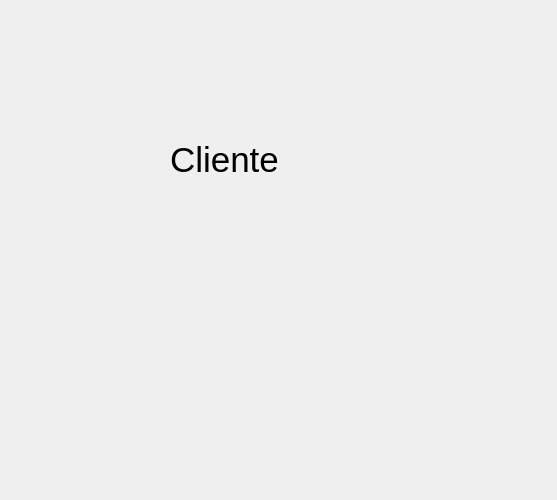
First picture: the form in interfaces/gui/cadastro_cliente.ui, repository alefsanderribeiro/Projeto---Criando-um-Banco, before the edit.
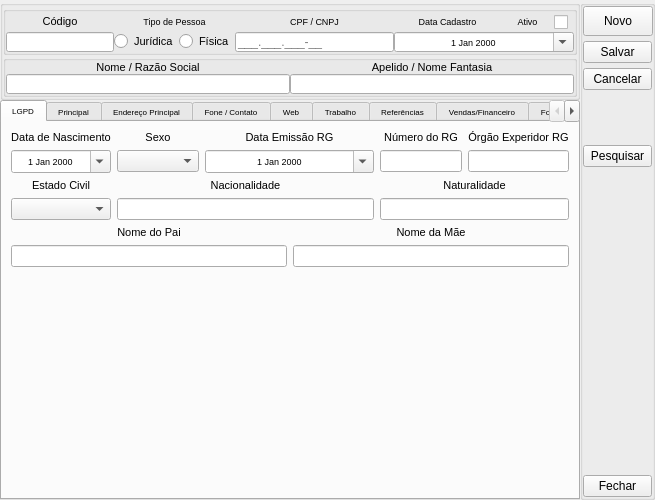
Second picture: the form after the edit.

Commit message: Ajustes na Interface do cadastro usuário

Patch:
```diff
--- a/interfaces/gui/cadastro_cliente.ui
+++ b/interfaces/gui/cadastro_cliente.ui
@@ -6,32 +6,1056 @@
    <rect>
     <x>0</x>
     <y>0</y>
-    <width>557</width>
+    <width>655</width>
     <height>500</height>
    </rect>
   </property>
   <property name="minimumSize">
    <size>
-    <width>500</width>
+    <width>655</width>
     <height>500</height>
    </size>
   </property>
   <property name="windowTitle">
    <string>Form</string>
   </property>
-  <widget class="QLabel" name="label">
-   <property name="geometry">
-    <rect>
-     <x>170</x>
-     <y>50</y>
-     <width>181</width>
-     <height>221</height>
-    </rect>
+  <property name="layoutDirection">
+   <enum>Qt::LeftToRight</enum>
+  </property>
+  <layout class="QGridLayout" name="gridLayout">
+   <property name="leftMargin">
+    <number>0</number>
    </property>
-   <property name="text">
-    <string>&lt;html&gt;&lt;head/&gt;&lt;body&gt;&lt;p&gt;&lt;span style=&quot; font-size:26pt;&quot;&gt;Cliente&lt;/span&gt;&lt;/p&gt;&lt;/body&gt;&lt;/html&gt;</string>
+   <property name="topMargin">
+    <number>0</number>
    </property>
-  </widget>
+   <property name="rightMargin">
+    <number>0</number>
+   </property>
+   <property name="bottomMargin">
+    <number>0</number>
+   </property>
+   <property name="spacing">
+    <number>0</number>
+   </property>
+   <item row="1" column="0" rowspan="2">
+    <widget class="QGroupBox" name="groupBox">
+     <property name="minimumSize">
+      <size>
+       <width>500</width>
+       <height>100</height>
+      </size>
+     </property>
+     <property name="maximumSize">
+      <size>
+       <width>16777215</width>
+       <height>100</height>
+      </size>
+     </property>
+     <property name="title">
+      <string/>
+     </property>
+     <layout class="QVBoxLayout" name="verticalLayout_2" stretch="0,0">
+      <property name="spacing">
+       <number>0</number>
+      </property>
+      <property name="leftMargin">
+       <number>0</number>
+      </property>
+      <property name="topMargin">
+       <number>0</number>
+      </property>
+      <property name="rightMargin">
+       <number>0</number>
+      </property>
+      <property name="bottomMargin">
+       <number>0</number>
+      </property>
+      <item>
+       <widget class="QGroupBox" name="groupBox_2">
+        <layout class="QGridLayout" name="gridLayout_4">
+         <property name="leftMargin">
+          <number>0</number>
+         </property>
+         <property name="topMargin">
+          <number>0</number>
+         </property>
+         <property name="rightMargin">
+          <number>0</number>
+         </property>
+         <property name="bottomMargin">
+          <number>0</number>
+         </property>
+         <property name="spacing">
+          <number>0</number>
+         </property>
+         <item row="1" column="6" colspan="3">
+          <widget class="QLineEdit" name="lineEdit_CPF_ou_CNPJ">
+           <property name="sizePolicy">
+            <sizepolicy hsizetype="Preferred" vsizetype="Fixed">
+             <horstretch>0</horstretch>
+             <verstretch>0</verstretch>
+            </sizepolicy>
+           </property>
+           <property name="minimumSize">
+            <size>
+             <width>0</width>
+             <height>20</height>
+            </size>
+           </property>
+           <property name="inputMask">
+            <string/>
+           </property>
+           <property name="maxLength">
+            <number>32767</number>
+           </property>
+           <property name="placeholderText">
+            <string notr="true">___.___.___-__</string>
+           </property>
+           <property name="cursorMoveStyle">
+            <enum>Qt::LogicalMoveStyle</enum>
+           </property>
+          </widget>
+         </item>
+         <item row="1" column="9" colspan="4">
+          <widget class="QDateEdit" name="dateEdit_cadastro">
+           <property name="sizePolicy">
+            <sizepolicy hsizetype="Preferred" vsizetype="Fixed">
+             <horstretch>0</horstretch>
+             <verstretch>0</verstretch>
+            </sizepolicy>
+           </property>
+           <property name="minimumSize">
+            <size>
+             <width>0</width>
+             <height>20</height>
+            </size>
+           </property>
+           <property name="font">
+            <font>
+             <pointsize>7</pointsize>
+            </font>
+           </property>
+           <property name="wrapping">
+            <bool>false</bool>
+           </property>
+           <property name="alignment">
+            <set>Qt::AlignCenter</set>
+           </property>
+           <property name="readOnly">
+            <bool>false</bool>
+           </property>
+           <property name="accelerated">
+            <bool>false</bool>
+           </property>
+           <property name="time">
+            <time>
+             <hour>0</hour>
+             <minute>0</minute>
+             <second>0</second>
+            </time>
+           </property>
+           <property name="calendarPopup">
+            <bool>true</bool>
+           </property>
+           <property name="date">
+            <date>
+             <year>2000</year>
+             <month>1</month>
+             <day>1</day>
+            </date>
+           </property>
+          </widget>
+         </item>
+         <item row="0" column="1" colspan="2">
+          <widget class="QLabel" name="label_6">
+           <property name="text">
+            <string>&lt;html&gt;&lt;head/&gt;&lt;body&gt;&lt;p&gt;&lt;span style=&quot; font-size:7pt;&quot;&gt;Tipo de Pessoa&lt;/span&gt;&lt;/p&gt;&lt;/body&gt;&lt;/html&gt;</string>
+           </property>
+           <property name="alignment">
+            <set>Qt::AlignCenter</set>
+           </property>
+          </widget>
+         </item>
+         <item row="1" column="0">
+          <widget class="QLineEdit" name="lineEdit_Codigo">
+           <property name="sizePolicy">
+            <sizepolicy hsizetype="Preferred" vsizetype="Fixed">
+             <horstretch>0</horstretch>
+             <verstretch>0</verstretch>
+            </sizepolicy>
+           </property>
+           <property name="minimumSize">
+            <size>
+             <width>0</width>
+             <height>20</height>
+            </size>
+           </property>
+           <property name="text">
+            <string/>
+           </property>
+          </widget>
+         </item>
+         <item row="1" column="1">
+          <widget class="QRadioButton" name="radioButton_Juridico">
+           <property name="font">
+            <font>
+             <pointsize>8</pointsize>
+            </font>
+           </property>
+           <property name="toolTip">
+            <string>&lt;html&gt;&lt;head/&gt;&lt;body&gt;&lt;p&gt;&lt;span style=&quot; font-size:6pt;&quot;&gt;Física&lt;/span&gt;&lt;/p&gt;&lt;/body&gt;&lt;/html&gt;</string>
+           </property>
+           <property name="text">
+            <string>Jurídica</string>
+           </property>
+           <property name="iconSize">
+            <size>
+             <width>10</width>
+             <height>10</height>
+            </size>
+           </property>
+           <property name="checkable">
+            <bool>true</bool>
+           </property>
+           <property name="checked">
+            <bool>false</bool>
+           </property>
+           <property name="autoRepeat">
+            <bool>false</bool>
+           </property>
+           <property name="autoExclusive">
+            <bool>false</bool>
+           </property>
+          </widget>
+         </item>
+         <item row="0" column="0">
+          <widget class="QLabel" name="label_9">
+           <property name="font">
+            <font>
+             <pointsize>8</pointsize>
+            </font>
+           </property>
+           <property name="text">
+            <string>&lt;html&gt;&lt;head/&gt;&lt;body&gt;&lt;p&gt;Código&lt;/p&gt;&lt;/body&gt;&lt;/html&gt;</string>
+           </property>
+           <property name="alignment">
+            <set>Qt::AlignCenter</set>
+           </property>
+          </widget>
+         </item>
+         <item row="1" column="2">
+          <widget class="QRadioButton" name="radioButton_Fisica">
+           <property name="minimumSize">
+            <size>
+             <width>0</width>
+             <height>0</height>
+            </size>
+           </property>
+           <property name="font">
+            <font>
+             <pointsize>8</pointsize>
+            </font>
+           </property>
+           <property name="toolTip">
+            <string>&lt;html&gt;&lt;head/&gt;&lt;body&gt;&lt;p align=&quot;center&quot;&gt;&lt;span style=&quot; font-size:6pt;&quot;&gt;Física&lt;/span&gt;&lt;/p&gt;&lt;/body&gt;&lt;/html&gt;</string>
+           </property>
+           <property name="text">
+            <string>Física</string>
+           </property>
+           <property name="iconSize">
+            <size>
+             <width>10</width>
+             <height>10</height>
+            </size>
+           </property>
+           <property name="checkable">
+            <bool>true</bool>
+           </property>
+           <property name="checked">
+            <bool>false</bool>
+           </property>
+          </widget>
+         </item>
+         <item row="0" column="12">
+          <widget class="QCheckBox" name="checkBox_ativo_ou_inativo">
+           <property name="minimumSize">
+            <size>
+             <width>20</width>
+             <height>20</height>
+            </size>
+           </property>
+           <property name="maximumSize">
+            <size>
+             <width>20</width>
+             <height>20</height>
+            </size>
+           </property>
+           <property name="text">
+            <string/>
+           </property>
+          </widget>
+         </item>
+         <item row="0" column="6" colspan="3">
+          <widget class="QLabel" name="label_CPF_CNPJ">
+           <property name="text">
+            <string>&lt;html&gt;&lt;head/&gt;&lt;body&gt;&lt;p&gt;&lt;span style=&quot; font-size:7pt;&quot;&gt;CPF / CNPJ&lt;/span&gt;&lt;/p&gt;&lt;/body&gt;&lt;/html&gt;</string>
+           </property>
+           <property name="alignment">
+            <set>Qt::AlignCenter</set>
+           </property>
+          </widget>
+         </item>
+         <item row="0" column="11">
+          <widget class="QLabel" name="label_12">
+           <property name="text">
+            <string>&lt;html&gt;&lt;head/&gt;&lt;body&gt;&lt;p&gt;&lt;span style=&quot; font-size:7pt;&quot;&gt;Ativo&lt;/span&gt;&lt;/p&gt;&lt;/body&gt;&lt;/html&gt;</string>
+           </property>
+           <property name="alignment">
+            <set>Qt::AlignCenter</set>
+           </property>
+          </widget>
+         </item>
+         <item row="0" column="9" colspan="2">
+          <widget class="QLabel" name="label_11">
+           <property name="text">
+            <string>&lt;html&gt;&lt;head/&gt;&lt;body&gt;&lt;p&gt;&lt;span style=&quot; font-size:7pt;&quot;&gt;Data Cadastro&lt;/span&gt;&lt;/p&gt;&lt;/body&gt;&lt;/html&gt;</string>
+           </property>
+           <property name="alignment">
+            <set>Qt::AlignCenter</set>
+           </property>
+          </widget>
+         </item>
+        </layout>
+       </widget>
+      </item>
+      <item>
+       <widget class="QGroupBox" name="groupBox_3">
+        <layout class="QGridLayout" name="gridLayout_3">
+         <property name="leftMargin">
+          <number>0</number>
+         </property>
+         <property name="topMargin">
+          <number>0</number>
+         </property>
+         <property name="rightMargin">
+          <number>0</number>
+         </property>
+         <property name="bottomMargin">
+          <number>0</number>
+         </property>
+         <property name="spacing">
+          <number>0</number>
+         </property>
+         <item row="1" column="1">
+          <widget class="QLineEdit" name="lineEdit_Apelido">
+           <property name="minimumSize">
+            <size>
+             <width>0</width>
+             <height>20</height>
+            </size>
+           </property>
+           <property name="text">
+            <string/>
+           </property>
+          </widget>
+         </item>
+         <item row="0" column="1">
+          <widget class="QLabel" name="label_7">
+           <property name="font">
+            <font>
+             <pointsize>8</pointsize>
+            </font>
+           </property>
+           <property name="text">
+            <string>Apelido / Nome Fantasia</string>
+           </property>
+           <property name="alignment">
+            <set>Qt::AlignCenter</set>
+           </property>
+          </widget>
+         </item>
+         <item row="0" column="0">
+          <widget class="QLabel" name="label_8">
+           <property name="font">
+            <font>
+             <pointsize>8</pointsize>
+            </font>
+           </property>
+           <property name="text">
+            <string>Nome / Razão Social</string>
+           </property>
+           <property name="alignment">
+            <set>Qt::AlignCenter</set>
+           </property>
+          </widget>
+         </item>
+         <item row="1" column="0">
+          <widget class="QLineEdit" name="lineEdit_Nome">
+           <property name="minimumSize">
+            <size>
+             <width>0</width>
+             <height>20</height>
+            </size>
+           </property>
+           <property name="text">
+            <string/>
+           </property>
+          </widget>
+         </item>
+        </layout>
+       </widget>
+      </item>
+     </layout>
+    </widget>
+   </item>
+   <item row="0" column="1" rowspan="4">
+    <widget class="QGroupBox" name="groupBox_2">
+     <property name="minimumSize">
+      <size>
+       <width>75</width>
+       <height>478</height>
+      </size>
+     </property>
+     <property name="maximumSize">
+      <size>
+       <width>75</width>
+       <height>16777215</height>
+      </size>
+     </property>
+     <property name="title">
+      <string/>
+     </property>
+     <layout class="QVBoxLayout" name="verticalLayout">
+      <property name="spacing">
+       <number>5</number>
+      </property>
+      <property name="sizeConstraint">
+       <enum>QLayout::SetDefaultConstraint</enum>
+      </property>
+      <property name="leftMargin">
+       <number>0</number>
+      </property>
+      <property name="topMargin">
+       <number>0</number>
+      </property>
+      <property name="rightMargin">
+       <number>0</number>
+      </property>
+      <property name="bottomMargin">
+       <number>0</number>
+      </property>
+      <item>
+       <widget class="QPushButton" name="Button_Novo">
+        <property name="minimumSize">
+         <size>
+          <width>70</width>
+          <height>30</height>
+         </size>
+        </property>
+        <property name="text">
+         <string>Novo</string>
+        </property>
+       </widget>
+      </item>
+      <item>
+       <widget class="QPushButton" name="Button_Salvar">
+        <property name="text">
+         <string>Salvar</string>
+        </property>
+       </widget>
+      </item>
+      <item>
+       <widget class="QPushButton" name="Button_Cancelar">
+        <property name="text">
+         <string>Cancelar</string>
+        </property>
+       </widget>
+      </item>
+      <item>
+       <spacer name="verticalSpacer_2">
+        <property name="orientation">
+         <enum>Qt::Vertical</enum>
+        </property>
+        <property name="sizeType">
+         <enum>QSizePolicy::Minimum</enum>
+        </property>
+        <property name="sizeHint" stdset="0">
+         <size>
+          <width>10</width>
+          <height>50</height>
+         </size>
+        </property>
+       </spacer>
+      </item>
+      <item>
+       <widget class="QPushButton" name="Button_Pesquisar">
+        <property name="text">
+         <string>Pesquisar</string>
+        </property>
+       </widget>
+      </item>
+      <item>
+       <spacer name="verticalSpacer">
+        <property name="orientation">
+         <enum>Qt::Vertical</enum>
+        </property>
+        <property name="sizeHint" stdset="0">
+         <size>
+          <width>20</width>
+          <height>40</height>
+         </size>
+        </property>
+       </spacer>
+      </item>
+      <item>
+       <widget class="QPushButton" name="Button_Fechar">
+        <property name="text">
+         <string>Fechar</string>
+        </property>
+       </widget>
+      </item>
+     </layout>
+    </widget>
+   </item>
+   <item row="3" column="0">
+    <widget class="QTabWidget" name="tabWidget">
+     <property name="enabled">
+      <bool>true</bool>
+     </property>
+     <property name="minimumSize">
+      <size>
+       <width>500</width>
+       <height>0</height>
+      </size>
+     </property>
+     <property name="font">
+      <font>
+       <pointsize>6</pointsize>
+      </font>
+     </property>
+     <property name="mouseTracking">
+      <bool>false</bool>
+     </property>
+     <property name="contextMenuPolicy">
+      <enum>Qt::DefaultContextMenu</enum>
+     </property>
+     <property name="tabPosition">
+      <enum>QTabWidget::North</enum>
+     </property>
+     <property name="tabShape">
+      <enum>QTabWidget::Rounded</enum>
+     </property>
+     <property name="currentIndex">
+      <number>0</number>
+     </property>
+     <property name="iconSize">
+      <size>
+       <width>16</width>
+       <height>16</height>
+      </size>
+     </property>
+     <property name="elideMode">
+      <enum>Qt::ElideNone</enum>
+     </property>
+     <property name="documentMode">
+      <bool>false</bool>
+     </property>
+     <property name="tabsClosable">
+      <bool>false</bool>
+     </property>
+     <property name="movable">
+      <bool>false</bool>
+     </property>
+     <property name="tabBarAutoHide">
+      <bool>false</bool>
+     </property>
+     <widget class="QWidget" name="lgpd">
+      <attribute name="title">
+       <string>LGPD</string>
+      </attribute>
+      <layout class="QGridLayout" name="gridLayout_2">
+       <item row="0" column="0">
+        <widget class="QLabel" name="label_13">
+         <property name="text">
+          <string>&lt;html&gt;&lt;head/&gt;&lt;body&gt;&lt;p&gt;&lt;span style=&quot; font-size:8pt;&quot;&gt;Data de Nascimento&lt;/span&gt;&lt;/p&gt;&lt;/body&gt;&lt;/html&gt;</string>
+         </property>
+         <property name="alignment">
+          <set>Qt::AlignCenter</set>
+         </property>
+        </widget>
+       </item>
+       <item row="0" column="1">
+        <widget class="QLabel" name="label_14">
+         <property name="text">
+          <string>&lt;html&gt;&lt;head/&gt;&lt;body&gt;&lt;p&gt;&lt;span style=&quot; font-size:8pt;&quot;&gt;Sexo&lt;/span&gt;&lt;/p&gt;&lt;/body&gt;&lt;/html&gt;</string>
+         </property>
+         <property name="alignment">
+          <set>Qt::AlignCenter</set>
+         </property>
+        </widget>
+       </item>
+       <item row="0" column="2" colspan="2">
+        <widget class="QLabel" name="label_15">
+         <property name="text">
+          <string>&lt;html&gt;&lt;head/&gt;&lt;body&gt;&lt;p&gt;&lt;span style=&quot; font-size:8pt;&quot;&gt;Data Emissão RG&lt;/span&gt;&lt;/p&gt;&lt;/body&gt;&lt;/html&gt;</string>
+         </property>
+         <property name="alignment">
+          <set>Qt::AlignCenter</set>
+         </property>
+        </widget>
+       </item>
+       <item row="0" column="4">
+        <widget class="QLabel" name="label_16">
+         <property name="text">
+          <string>&lt;html&gt;&lt;head/&gt;&lt;body&gt;&lt;p&gt;&lt;span style=&quot; font-size:8pt;&quot;&gt;Número do RG&lt;/span&gt;&lt;/p&gt;&lt;/body&gt;&lt;/html&gt;</string>
+         </property>
+         <property name="alignment">
+          <set>Qt::AlignCenter</set>
+         </property>
+        </widget>
+       </item>
+       <item row="0" column="5">
+        <widget class="QLabel" name="label_17">
+         <property name="text">
+          <string>&lt;html&gt;&lt;head/&gt;&lt;body&gt;&lt;p&gt;&lt;span style=&quot; font-size:8pt;&quot;&gt;Órgão Experidor RG&lt;/span&gt;&lt;/p&gt;&lt;/body&gt;&lt;/html&gt;</string>
+         </property>
+         <property name="alignment">
+          <set>Qt::AlignCenter</set>
+         </property>
+        </widget>
+       </item>
+       <item row="1" column="0">
+        <widget class="QDateEdit" name="dateEdit_cadastro_2">
+         <property name="sizePolicy">
+          <sizepolicy hsizetype="Preferred" vsizetype="Fixed">
+           <horstretch>0</horstretch>
+           <verstretch>0</verstretch>
+          </sizepolicy>
+         </property>
+         <property name="minimumSize">
+          <size>
+           <width>0</width>
+           <height>20</height>
+          </size>
+         </property>
+         <property name="font">
+          <font>
+           <pointsize>7</pointsize>
+          </font>
+         </property>
+         <property name="wrapping">
+          <bool>false</bool>
+         </property>
+         <property name="alignment">
+          <set>Qt::AlignCenter</set>
+         </property>
+         <property name="readOnly">
+          <bool>false</bool>
+         </property>
+         <property name="accelerated">
+          <bool>false</bool>
+         </property>
+         <property name="time">
+          <time>
+           <hour>0</hour>
+           <minute>0</minute>
+           <second>0</second>
+          </time>
+         </property>
+         <property name="calendarPopup">
+          <bool>true</bool>
+         </property>
+         <property name="date">
+          <date>
+           <year>2000</year>
+           <month>1</month>
+           <day>1</day>
+          </date>
+         </property>
+        </widget>
+       </item>
+       <item row="1" column="1">
+        <widget class="QComboBox" name="comboBox">
+         <property name="minimumSize">
+          <size>
+           <width>0</width>
+           <height>20</height>
+          </size>
+         </property>
+         <property name="currentIndex">
+          <number>0</number>
+         </property>
+         <property name="maxVisibleItems">
+          <number>3</number>
+         </property>
+         <property name="maxCount">
+          <number>3</number>
+         </property>
+         <item>
+          <property name="text">
+           <string/>
+          </property>
+         </item>
+         <item>
+          <property name="text">
+           <string>Masculino</string>
+          </property>
+         </item>
+         <item>
+          <property name="text">
+           <string>Feminino</string>
+          </property>
+         </item>
+        </widget>
+       </item>
+       <item row="1" column="2" colspan="2">
+        <widget class="QDateEdit" name="dateEdit_cadastro_4">
+         <property name="sizePolicy">
+          <sizepolicy hsizetype="Preferred" vsizetype="Fixed">
+           <horstretch>0</horstretch>
+           <verstretch>0</verstretch>
+          </sizepolicy>
+         </property>
+         <property name="minimumSize">
+          <size>
+           <width>0</width>
+           <height>20</height>
+          </size>
+         </property>
+         <property name="font">
+          <font>
+           <pointsize>7</pointsize>
+          </font>
+         </property>
+         <property name="wrapping">
+          <bool>false</bool>
+         </property>
+         <property name="alignment">
+          <set>Qt::AlignCenter</set>
+         </property>
+         <property name="readOnly">
+          <bool>false</bool>
+         </property>
+         <property name="accelerated">
+          <bool>false</bool>
+         </property>
+         <property name="time">
+          <time>
+           <hour>0</hour>
+           <minute>0</minute>
+           <second>0</second>
+          </time>
+         </property>
+         <property name="calendarPopup">
+          <bool>true</bool>
+         </property>
+         <property name="date">
+          <date>
+           <year>2000</year>
+           <month>1</month>
+           <day>1</day>
+          </date>
+         </property>
+        </widget>
+       </item>
+       <item row="1" column="4">
+        <widget class="QLineEdit" name="lineEdit_Codigo_2">
+         <property name="sizePolicy">
+          <sizepolicy hsizetype="Preferred" vsizetype="Fixed">
+           <horstretch>0</horstretch>
+           <verstretch>0</verstretch>
+          </sizepolicy>
+         </property>
+         <property name="minimumSize">
+          <size>
+           <width>0</width>
+           <height>20</height>
+          </size>
+         </property>
+         <property name="text">
+          <string/>
+         </property>
+         <property name="maxLength">
+          <number>10</number>
+         </property>
+        </widget>
+       </item>
+       <item row="1" column="5">
+        <widget class="QLineEdit" name="lineEdit_Codigo_3">
+         <property name="sizePolicy">
+          <sizepolicy hsizetype="Preferred" vsizetype="Fixed">
+           <horstretch>0</horstretch>
+           <verstretch>0</verstretch>
+          </sizepolicy>
+         </property>
+         <property name="minimumSize">
+          <size>
+           <width>0</width>
+           <height>20</height>
+          </size>
+         </property>
+         <property name="text">
+          <string/>
+         </property>
+         <property name="maxLength">
+          <number>10</number>
+         </property>
+        </widget>
+       </item>
+       <item row="2" column="0">
+        <widget class="QLabel" name="label_23">
+         <property name="text">
+          <string>&lt;html&gt;&lt;head/&gt;&lt;body&gt;&lt;p&gt;&lt;span style=&quot; font-size:8pt;&quot;&gt;Estado Civil&lt;/span&gt;&lt;/p&gt;&lt;/body&gt;&lt;/html&gt;</string>
+         </property>
+         <property name="alignment">
+          <set>Qt::AlignCenter</set>
+         </property>
+        </widget>
+       </item>
+       <item row="3" column="0">
+        <widget class="QComboBox" name="comboBox_3">
+         <property name="minimumSize">
+          <size>
+           <width>0</width>
+           <height>20</height>
+          </size>
+         </property>
+         <property name="currentIndex">
+          <number>0</number>
+         </property>
+         <property name="maxVisibleItems">
+          <number>10</number>
+         </property>
+         <property name="maxCount">
+          <number>10</number>
+         </property>
+         <item>
+          <property name="text">
+           <string/>
+          </property>
+         </item>
+         <item>
+          <property name="text">
+           <string>Casado</string>
+          </property>
+         </item>
+         <item>
+          <property name="text">
+           <string>Viúvo</string>
+          </property>
+         </item>
+         <item>
+          <property name="text">
+           <string>Solteiro</string>
+          </property>
+         </item>
+        </widget>
+       </item>
+       <item row="3" column="1" colspan="3">
+        <widget class="QLineEdit" name="lineEdit_Codigo_6">
+         <property name="sizePolicy">
+          <sizepolicy hsizetype="Preferred" vsizetype="Fixed">
+           <horstretch>0</horstretch>
+           <verstretch>0</verstretch>
+          </sizepolicy>
+         </property>
+         <property name="minimumSize">
+          <size>
+           <width>0</width>
+           <height>20</height>
+          </size>
+         </property>
+         <property name="text">
+          <string/>
+         </property>
+         <property name="maxLength">
+          <number>10</number>
+         </property>
+        </widget>
+       </item>
+       <item row="3" column="4" colspan="2">
+        <widget class="QLineEdit" name="lineEdit_Codigo_7">
+         <property name="sizePolicy">
+          <sizepolicy hsizetype="Preferred" vsizetype="Fixed">
+           <horstretch>0</horstretch>
+           <verstretch>0</verstretch>
+          </sizepolicy>
+         </property>
+         <property name="minimumSize">
+          <size>
+           <width>0</width>
+           <height>20</height>
+          </size>
+         </property>
+         <property name="text">
+          <string/>
+         </property>
+         <property name="maxLength">
+          <number>10</number>
+         </property>
+        </widget>
+       </item>
+       <item row="5" column="0" colspan="3">
+        <widget class="QLineEdit" name="lineEdit_Codigo_8">
+         <property name="sizePolicy">
+          <sizepolicy hsizetype="Preferred" vsizetype="Fixed">
+           <horstretch>0</horstretch>
+           <verstretch>0</verstretch>
+          </sizepolicy>
+         </property>
+         <property name="minimumSize">
+          <size>
+           <width>0</width>
+           <height>20</height>
+          </size>
+         </property>
+         <property name="text">
+          <string/>
+         </property>
+         <property name="maxLength">
+          <number>10</number>
+         </property>
+        </widget>
+       </item>
+       <item row="5" column="3" colspan="3">
+        <widget class="QLineEdit" name="lineEdit_Codigo_9">
+         <property name="sizePolicy">
+          <sizepolicy hsizetype="Preferred" vsizetype="Fixed">
+           <horstretch>0</horstretch>
+           <verstretch>0</verstretch>
+          </sizepolicy>
+         </property>
+         <property name="minimumSize">
+          <size>
+           <width>0</width>
+           <height>20</height>
+          </size>
+         </property>
+         <property name="text">
+          <string/>
+         </property>
+         <property name="maxLength">
+          <number>10</number>
+         </property>
+        </widget>
+       </item>
+       <item row="6" column="0" colspan="3">
+        <spacer name="verticalSpacer_3">
+         <property name="orientation">
+          <enum>Qt::Vertical</enum>
+         </property>
+         <property name="sizeHint" stdset="0">
+          <size>
+           <width>168</width>
+           <height>182</height>
+          </size>
+         </property>
+        </spacer>
+       </item>
+       <item row="6" column="4" colspan="2">
+        <spacer name="verticalSpacer_4">
+         <property name="orientation">
+          <enum>Qt::Vertical</enum>
+         </property>
+         <property name="sizeHint" stdset="0">
+          <size>
+           <width>168</width>
+           <height>182</height>
+          </size>
+         </property>
+        </spacer>
+       </item>
+       <item row="4" column="3" colspan="3">
+        <widget class="QLabel" name="label_27">
+         <property name="text">
+          <string>&lt;html&gt;&lt;head/&gt;&lt;body&gt;&lt;p&gt;&lt;span style=&quot; font-size:8pt;&quot;&gt;Nome da Mãe&lt;/span&gt;&lt;/p&gt;&lt;/body&gt;&lt;/html&gt;</string>
+         </property>
+         <property name="alignment">
+          <set>Qt::AlignCenter</set>
+         </property>
+        </widget>
+       </item>
+       <item row="4" column="0" colspan="3">
+        <widget class="QLabel" name="label_26">
+         <property name="text">
+          <string>&lt;html&gt;&lt;head/&gt;&lt;body&gt;&lt;p&gt;&lt;span style=&quot; font-size:8pt;&quot;&gt;Nome do Pai&lt;/span&gt;&lt;/p&gt;&lt;/body&gt;&lt;/html&gt;</string>
+         </property>
+         <property name="alignment">
+          <set>Qt::AlignCenter</set>
+         </property>
+        </widget>
+       </item>
+       <item row="2" column="4" colspan="2">
+        <widget class="QLabel" name="label_25">
+         <property name="text">
+          <string>&lt;html&gt;&lt;head/&gt;&lt;body&gt;&lt;p&gt;&lt;span style=&quot; font-size:8pt;&quot;&gt;Naturalidade&lt;/span&gt;&lt;/p&gt;&lt;/body&gt;&lt;/html&gt;</string>
+         </property>
+         <property name="alignment">
+          <set>Qt::AlignCenter</set>
+         </property>
+        </widget>
+       </item>
+       <item row="2" column="1" colspan="3">
+        <widget class="QLabel" name="label_24">
+         <property name="text">
+          <string>&lt;html&gt;&lt;head/&gt;&lt;body&gt;&lt;p&gt;&lt;span style=&quot; font-size:8pt;&quot;&gt;Nacionalidade&lt;/span&gt;&lt;/p&gt;&lt;/body&gt;&lt;/html&gt;</string>
+         </property>
+         <property name="alignment">
+          <set>Qt::AlignCenter</set>
+         </property>
+        </widget>
+       </item>
+      </layout>
+     </widget>
+     <widget class="QWidget" name="principal">
+      <attribute name="title">
+       <string>Principal</string>
+      </attribute>
+     </widget>
+     <widget class="QWidget" name="endereco">
+      <attribute name="title">
+       <string>Endereço Principal</string>
+      </attribute>
+     </widget>
+     <widget class="QWidget" name="contato">
+      <attribute name="title">
+       <string>Fone / Contato</string>
+      </attribute>
+     </widget>
+     <widget class="QWidget" name="web">
+      <attribute name="title">
+       <string>Web</string>
+      </attribute>
+     </widget>
+     <widget class="QWidget" name="trabalho">
+      <attribute name="title">
+       <string>Trabalho</string>
+      </attribute>
+     </widget>
+     <widget class="QWidget" name="referencias">
+      <attribute name="title">
+       <string>Referências</string>
+      </attribute>
+     </widget>
+     <widget class="QWidget" name="financeiro">
+      <attribute name="title">
+       <string>Vendas/Financeiro</string>
+      </attribute>
+     </widget>
+     <widget class="QWidget" name="formas_pagto">
+      <attribute name="title">
+       <string>Formas Pagto</string>
+      </attribute>
+     </widget>
+     <widget class="QWidget" name="spc">
+      <attribute name="title">
+       <string>SPC/SERASA</string>
+      </attribute>
+     </widget>
+    </widget>
+   </item>
+  </layout>
  </widget>
  <resources/>
  <connections/>
```
Left out of the diff: 35 changed lines with no effect on the pictures. The commit also changes 138 other files.
